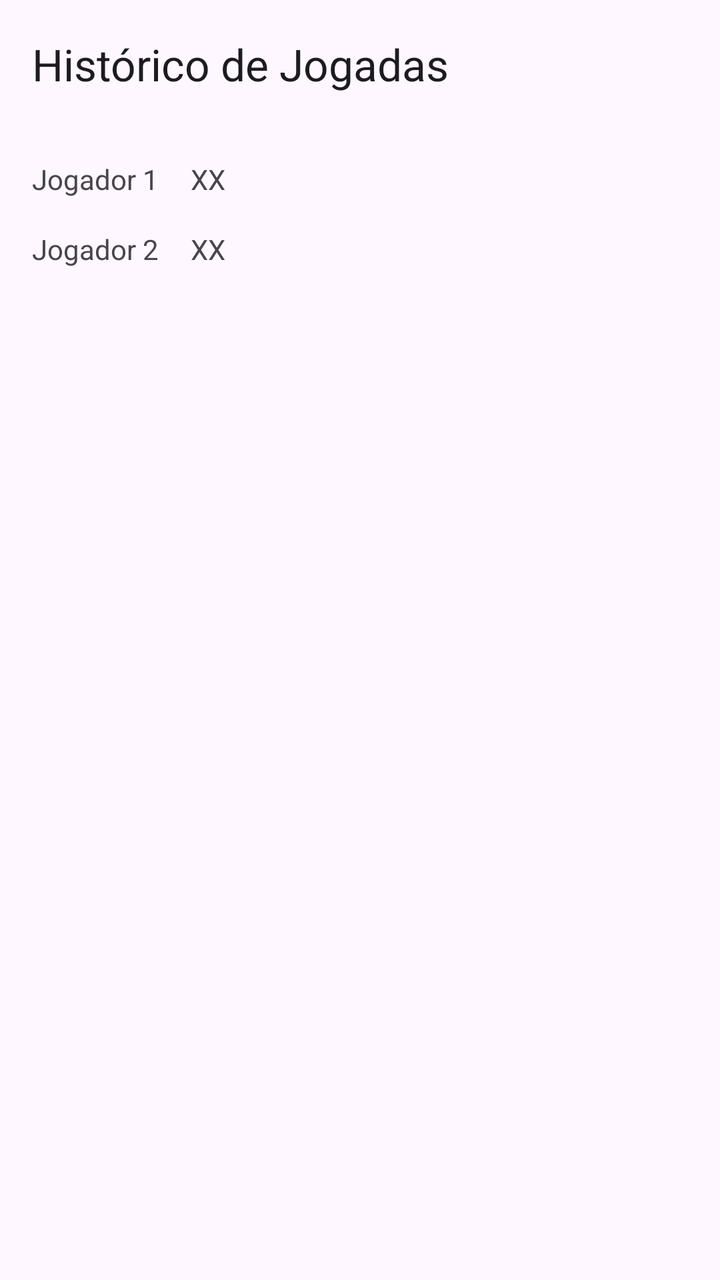
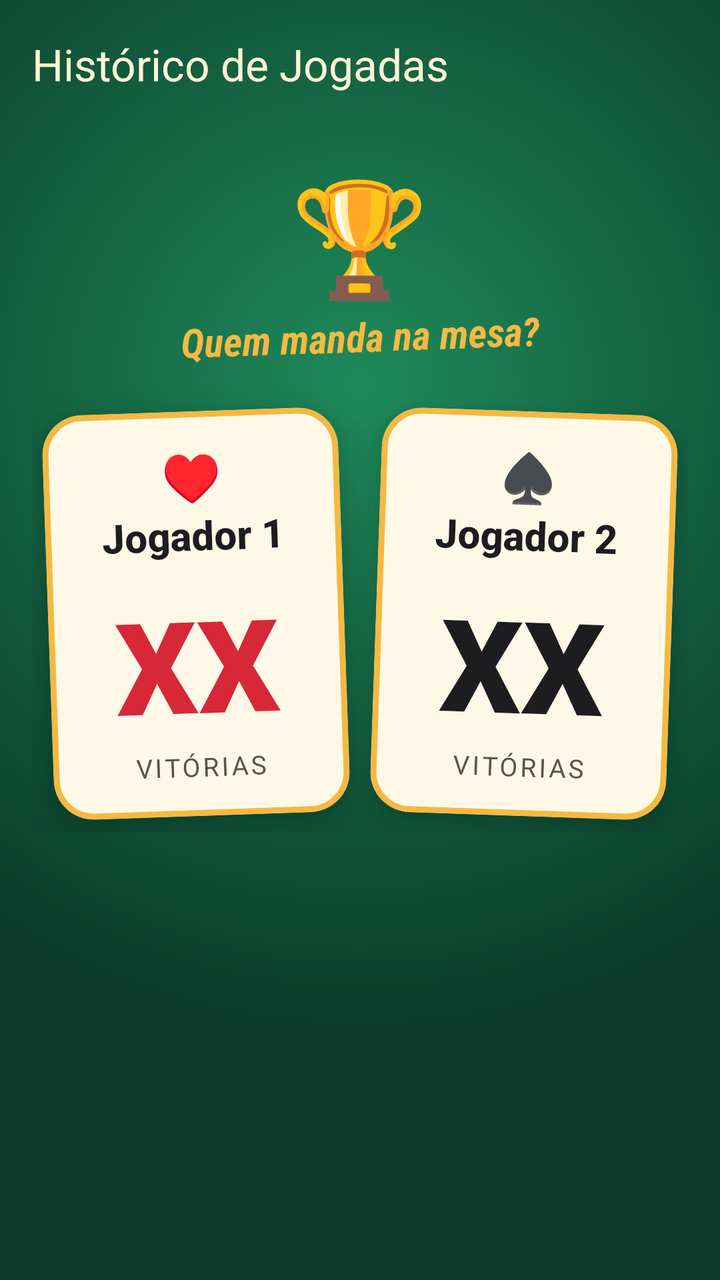

An Android layout rendered at two revisions. The XML below is the earlier revision; the diff shows what the commit changed to produce the second picture.
<!-- AndroidManifest.xml: application theme Theme.MarcaTruco -->
<!-- res/layout/activity_play_history.xml -->
<?xml version="1.0" encoding="utf-8"?>
<LinearLayout xmlns:android="http://schemas.android.com/apk/res/android"
    xmlns:app="http://schemas.android.com/apk/res-auto"
    xmlns:tools="http://schemas.android.com/tools"
    android:id="@+id/main"
    android:layout_width="match_parent"
    android:layout_height="match_parent"
    android:orientation="vertical"
    tools:context=".PlayHistoryActivity">

    <com.google.android.material.appbar.MaterialToolbar
        android:id="@+id/toolbar"
        android:layout_width="match_parent"
        android:layout_height="?attr/actionBarSize"
        app:title="@string/play_history_title" />

    <androidx.constraintlayout.widget.ConstraintLayout
        android:layout_width="match_parent"
        android:layout_height="0dp"
        android:layout_weight="1"
        android:paddingHorizontal="16dp"
        android:paddingVertical="16dp">

        <TextView
            android:id="@+id/player_one_name"
            android:layout_width="wrap_content"
            android:layout_height="wrap_content"
            android:text="@string/player_one"
            app:layout_constraintStart_toStartOf="parent"
            app:layout_constraintTop_toTopOf="parent" />

        <TextView
            android:id="@+id/player_one_victories"
            android:layout_width="wrap_content"
            android:layout_height="wrap_content"
            android:layout_marginStart="16dp"
            android:text="@string/initial_score"
            app:layout_constraintBottom_toBottomOf="@+id/player_one_name"
            app:layout_constraintStart_toEndOf="@+id/player_one_name"
            app:layout_constraintTop_toTopOf="@+id/player_one_name" />

        <TextView
            android:id="@+id/player_two_name"
            android:layout_width="wrap_content"
            android:layout_height="wrap_content"
            android:layout_marginTop="16dp"
            android:text="@string/player_two"
            app:layout_constraintStart_toStartOf="@+id/player_one_name"
            app:layout_constraintTop_toBottomOf="@+id/player_one_name" />

        <TextView
            android:id="@+id/player_two_victories"
            android:layout_width="wrap_content"
            android:layout_height="wrap_content"
            android:layout_marginStart="16dp"
            android:text="@string/initial_score"
            app:layout_constraintBottom_toBottomOf="@+id/player_two_name"
            app:layout_constraintStart_toEndOf="@+id/player_two_name"
            app:layout_constraintTop_toTopOf="@+id/player_two_name" />
    </androidx.constraintlayout.widget.ConstraintLayout>

</LinearLayout>
<!-- resources referenced by this layout -->
<resources>
  <style name="Base.Theme.MarcaTruco" parent="Theme.Material3.DayNight.NoActionBar">
          
          
      </style>
  <!-- unchanged entries left out for length: 5 -->
</resources>

<!-- the commit's change to res/layout/activity_play_history.xml (unified diff, before → after) -->
@@ -5,6 +5,7 @@
     android:id="@+id/main"
     android:layout_width="match_parent"
     android:layout_height="match_parent"
+    android:background="@drawable/bg_felt"
     android:orientation="vertical"
     tools:context=".PlayHistoryActivity">
 
@@ -14,49 +15,141 @@
         android:layout_height="?attr/actionBarSize"
         app:title="@string/play_history_title" />
 
-    <androidx.constraintlayout.widget.ConstraintLayout
+    <ScrollView
         android:layout_width="match_parent"
         android:layout_height="0dp"
-        android:layout_weight="1"
-        android:paddingHorizontal="16dp"
-        android:paddingVertical="16dp">
+        android:layout_weight="1">
 
-        <TextView
-            android:id="@+id/player_one_name"
-            android:layout_width="wrap_content"
+        <LinearLayout
+            android:layout_width="match_parent"
             android:layout_height="wrap_content"
-            android:text="@string/player_one"
-            app:layout_constraintStart_toStartOf="parent"
-            app:layout_constraintTop_toTopOf="parent" />
+            android:clipChildren="false"
+            android:gravity="center_horizontal"
+            android:orientation="vertical"
+            android:padding="16dp">
 
-        <TextView
-            android:id="@+id/player_one_victories"
-            android:layout_width="wrap_content"
-            android:layout_height="wrap_content"
-            android:layout_marginStart="16dp"
-            android:text="@string/initial_score"
-            app:layout_constraintBottom_toBottomOf="@+id/player_one_name"
-            app:layout_constraintStart_toEndOf="@+id/player_one_name"
-            app:layout_constraintTop_toTopOf="@+id/player_one_name" />
+            <TextView
+                android:layout_width="wrap_content"
+                android:layout_height="wrap_content"
+                android:text="🏆"
+                android:textSize="56sp"
+                tools:ignore="HardcodedText" />
 
-        <TextView
-            android:id="@+id/player_two_name"
-            android:layout_width="wrap_content"
-            android:layout_height="wrap_content"
-            android:layout_marginTop="16dp"
-            android:text="@string/player_two"
-            app:layout_constraintStart_toStartOf="@+id/player_one_name"
-            app:layout_constraintTop_toBottomOf="@+id/player_one_name" />
+            <TextView
+                android:layout_width="wrap_content"
+                android:layout_height="wrap_content"
+                android:layout_marginBottom="16dp"
+                android:rotation="-2"
+                android:text="@string/history_header"
+                android:textAppearance="@style/TextAppearance.MarcaTruco.Tagline"
+                android:textSize="20sp" />
 
-        <TextView
-            android:id="@+id/player_two_victories"
-            android:layout_width="wrap_content"
-            android:layout_height="wrap_content"
-            android:layout_marginStart="16dp"
-            android:text="@string/initial_score"
-            app:layout_constraintBottom_toBottomOf="@+id/player_two_name"
-            app:layout_constraintStart_toEndOf="@+id/player_two_name"
-            app:layout_constraintTop_toTopOf="@+id/player_two_name" />
-    </androidx.constraintlayout.widget.ConstraintLayout>
+            <LinearLayout
+                android:layout_width="match_parent"
+                android:layout_height="wrap_content"
+                android:clipChildren="false"
+                android:orientation="horizontal">
+
+            <com.google.android.material.card.MaterialCardView
+                style="@style/Widget.MarcaTruco.Card"
+                android:layout_width="0dp"
+                android:layout_height="wrap_content"
+                android:layout_margin="8dp"
+                android:layout_weight="1"
+                android:rotation="-2">
+
+                <LinearLayout
+                    android:layout_width="match_parent"
+                    android:layout_height="wrap_content"
+                    android:gravity="center_horizontal"
+                    android:orientation="vertical"
+                    android:padding="16dp">
+
+                    <TextView
+                        android:layout_width="wrap_content"
+                        android:layout_height="wrap_content"
+                        android:text="@string/suit_heart"
+                        android:textAppearance="@style/TextAppearance.MarcaTruco.Suit"
+                        android:textColor="@color/suit_red" />
+
+                    <TextView
+                        android:id="@+id/player_one_name"
+                        android:layout_width="match_parent"
+                        android:layout_height="wrap_content"
+                        android:ellipsize="end"
+                        android:gravity="center"
+                        android:maxLines="1"
+                        android:text="@string/player_one"
+                        android:textAppearance="@style/TextAppearance.MarcaTruco.PlayerName" />
+
+                    <TextView
+                        android:id="@+id/player_one_victories"
+                        android:layout_width="wrap_content"
+                        android:layout_height="wrap_content"
+                        android:layout_marginTop="8dp"
+                        android:text="@string/initial_score"
+                        android:textAppearance="@style/TextAppearance.MarcaTruco.Score"
+                        android:textColor="@color/suit_red" />
+
+                    <TextView
+                        android:layout_width="wrap_content"
+                        android:layout_height="wrap_content"
+                        android:text="@string/victories_label"
+                        android:textAppearance="@style/TextAppearance.MarcaTruco.Caption" />
+                </LinearLayout>
+            </com.google.android.material.card.MaterialCardView>
+
+            <com.google.android.material.card.MaterialCardView
+                style="@style/Widget.MarcaTruco.Card"
+                android:layout_width="0dp"
+                android:layout_height="wrap_content"
+                android:layout_margin="8dp"
+                android:layout_weight="1"
+                android:rotation="2">
+
+                <LinearLayout
+                    android:layout_width="match_parent"
+                    android:layout_height="wrap_content"
+                    android:gravity="center_horizontal"
+                    android:orientation="vertical"
+                    android:padding="16dp">
+
+                    <TextView
+                        android:layout_width="wrap_content"
+                        android:layout_height="wrap_content"
+                        android:text="@string/suit_spade"
+                        android:textAppearance="@style/TextAppearance.MarcaTruco.Suit"
+                        android:textColor="@color/ink" />
+
+                    <TextView
+                        android:id="@+id/player_two_name"
+                        android:layout_width="match_parent"
+                        android:layout_height="wrap_content"
+                        android:ellipsize="end"
+                        android:gravity="center"
+                        android:maxLines="1"
+                        android:text="@string/player_two"
+                        android:textAppearance="@style/TextAppearance.MarcaTruco.PlayerName" />
+
+                    <TextView
+                        android:id="@+id/player_two_victories"
+                        android:layout_width="wrap_content"
+                        android:layout_height="wrap_content"
+                        android:layout_marginTop="8dp"
+                        android:text="@string/initial_score"
+                        android:textAppearance="@style/TextAppearance.MarcaTruco.Score"
+                        android:textColor="@color/ink" />
+
+                    <TextView
+                        android:layout_width="wrap_content"
+                        android:layout_height="wrap_content"
+                        android:text="@string/victories_label"
+                        android:textAppearance="@style/TextAppearance.MarcaTruco.Caption" />
+                </LinearLayout>
+            </com.google.android.material.card.MaterialCardView>
+
+            </LinearLayout>
+        </LinearLayout>
+    </ScrollView>
 
 </LinearLayout>
<!-- resource entries referenced after the edit -->
@@ -1,8 +1,91 @@
 <!-- resources referenced by this layout -->
 <resources>
-  <style name="Base.Theme.MarcaTruco" parent="Theme.Material3.DayNight.NoActionBar">
-          
-          
+  <color name="ink">#FF1D1D1F</color>
+  <color name="suit_red">#FFD62839</color>
+  <!-- drawable bg_felt (drawable) -->
+  <?xml version="1.0" encoding="utf-8"?>
+  <shape xmlns:android="http://schemas.android.com/apk/res/android">
+      <gradient
+          android:centerX="0.5"
+          android:centerY="0.3"
+          android:endColor="@color/felt_dark"
+          android:gradientRadius="90%p"
+          android:startColor="@color/felt_light"
+          android:type="radial" />
+  </shape>
+  <string name="history_header">Quem manda na mesa?</string>
+  <string name="suit_heart">♥</string>
+  <string name="suit_spade">♠</string>
+  <string name="victories_label">vitórias</string>
+  <style name="TextAppearance.MarcaTruco.Caption" parent="">
+          <item name="android:textSize">13sp</item>
+          <item name="android:textColor">@color/ink_soft</item>
+          <item name="android:textAllCaps">true</item>
+          <item name="android:letterSpacing">0.1</item>
+      </style>
+  <style name="TextAppearance.MarcaTruco.PlayerName" parent="">
+          <item name="android:fontFamily">sans-serif-medium</item>
+          <item name="android:textSize">20sp</item>
+          <item name="android:textStyle">bold</item>
+          <item name="android:textColor">@color/ink</item>
+      </style>
+  <style name="TextAppearance.MarcaTruco.Score" parent="">
+          <item name="android:fontFamily">sans-serif-black</item>
+          <item name="android:textSize">64sp</item>
+          <item name="android:textStyle">bold</item>
+          <item name="android:includeFontPadding">false</item>
+      </style>
+  <style name="TextAppearance.MarcaTruco.Suit" parent="">
+          <item name="android:textSize">24sp</item>
+          <item name="android:textStyle">bold</item>
+      </style>
+  <style name="TextAppearance.MarcaTruco.Tagline" parent="">
+          <item name="android:fontFamily">sans-serif-condensed</item>
+          <item name="android:textSize">18sp</item>
+          <item name="android:textStyle">bold|italic</item>
+          <item name="android:textColor">@color/gold</item>
+      </style>
+  <style name="Widget.MarcaTruco.Card" parent="Widget.Material3.CardView.Elevated">
+          <item name="cardBackgroundColor">@color/card_cream</item>
+          <item name="cardCornerRadius">20dp</item>
+          <item name="cardElevation">8dp</item>
+          <item name="strokeColor">@color/gold</item>
+          <item name="strokeWidth">3dp</item>
+      </style>
+  <color name="felt_dark">#FF0A3B2A</color>
+  <color name="felt_light">#FF1F8A5B</color>
+  <color name="ink_soft">#FF5C5446</color>
+  <color name="gold">#FFF4B942</color>
+  <color name="card_cream">#FFFFF8E7</color>
+  <style name="Base.Theme.MarcaTruco" parent="Theme.Material3.Light.NoActionBar">
+          <item name="colorPrimary">@color/suit_red</item>
+          <item name="colorOnPrimary">@color/white</item>
+          <item name="colorSecondary">@color/gold</item>
+          <item name="colorOnSecondary">@color/ink</item>
+          <item name="colorSurface">@color/card_cream</item>
+          <item name="colorOnSurface">@color/ink</item>
+          <item name="android:windowBackground">@color/felt_dark</item>
+          <item name="elevationOverlayEnabled">false</item>
+          <item name="materialButtonStyle">@style/Widget.MarcaTruco.Button</item>
+          <item name="toolbarStyle">@style/Widget.MarcaTruco.Toolbar</item>
+      </style>
+  <color name="white">#FFFFFFFF</color>
+  <style name="Widget.MarcaTruco.Button" parent="Widget.Material3.Button">
+          <item name="android:textStyle">bold</item>
+          <item name="android:textSize">16sp</item>
+          <item name="cornerRadius">24dp</item>
+          <item name="backgroundTint">@color/gold</item>
+          <item name="android:textColor">@color/ink</item>
+      </style>
+  <style name="Widget.MarcaTruco.Toolbar" parent="Widget.Material3.Toolbar">
+          <item name="android:background">@android:color/transparent</item>
+          <item name="titleTextColor">@color/cream_text</item>
+          <item name="titleTextAppearance">@style/TextAppearance.MarcaTruco.ToolbarTitle</item>
+          <item name="navigationIconTint">@color/cream_text</item>
+      </style>
+  <color name="cream_text">#FFFFF3D6</color>
+  <style name="TextAppearance.MarcaTruco.ToolbarTitle" parent="TextAppearance.Material3.TitleLarge">
+          <item name="android:fontFamily">sans-serif-black</item>
       </style>
   <!-- unchanged entries left out for length: 5 -->
 </resources>
